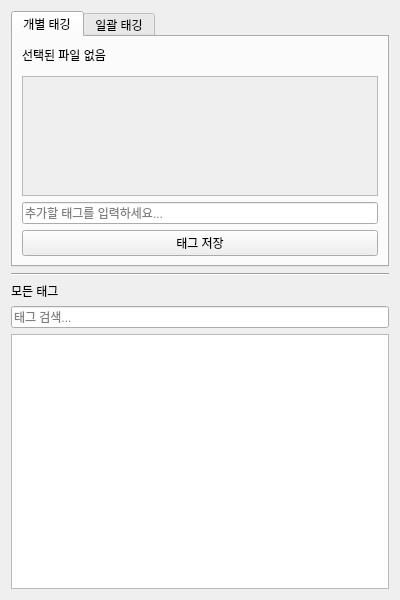
First picture: the form in ui/tag_control_widget.ui, repository Yamang02/PYQT5_FileTagger, before the edit.
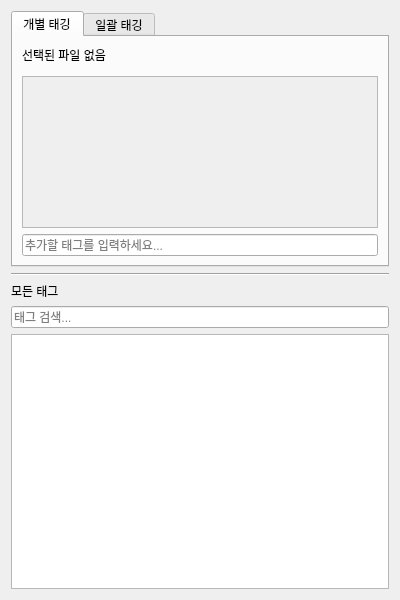
Second picture: the form after the edit.

Commit message:
feat: 태그 저장 버튼/파일상세 일괄삭제 버튼 제거 및 태그칩 동기화 구조 개선
- 개별 태깅 패널의 태그 저장 버튼 완전 제거 및 관련 코드 정리
- 파일 상세 정보 패널의 '모든 태그 삭제' 버튼 완전 제거 및 관련 코드 정리
- TagControlWidget <-> FileDetailWidget 태그칩 동기화: 태그 변경 시 양방향 시그널 구조로 항상 최신 상태 유지
- 일괄삭제 다이얼로그 내 TagChip x버튼 클릭 시, 선택 파일 전체에서 해당 태그 즉시 삭제 및 UI 반영
- 모든 디버그/print/logger.debug 로그 일괄 삭제

```diff
--- a/ui/tag_control_widget.ui
+++ b/ui/tag_control_widget.ui
@@ -88,13 +88,6 @@
          </property>
         </widget>
        </item>
-       <item>
-        <widget class="QPushButton" name="individual_save_button">
-         <property name="text">
-          <string>태그 저장</string>
-         </property>
-        </widget>
-       </item>
       </layout>
      </widget>
      <widget class="QWidget" name="batch_tagging_tab">
```
The commit also changes 11 other files.
